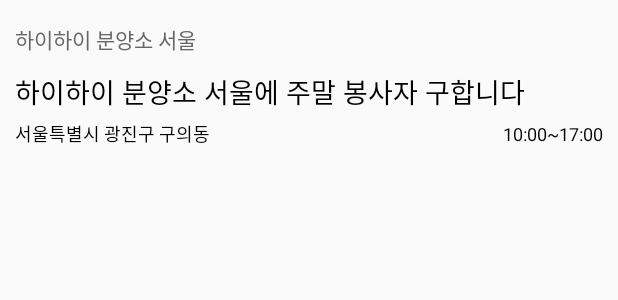
After one commit to eunhyes/gissa, an Android app: the layout listview_item.xml on its own in the app's theme, with its tools: preview values and no code run, on a phone screen of 412 x 824 dp. The commit adds this screen. Shown: the top 300 px of the screen. Run offline under Robolectric (Android 15) with nearby library versions, the phone set to English and light mode, and no system bars.

Commit message:
HomeFragment에 listview로 구인 게시글 작성, 조회 기능 추가
todo
- 구인 게시글 작성시 상세정보 추가 필요
   ㄴ 편의성을 위해 주소 추가시 우편번호 api 서비스 활용
- 게시글 클릭 시 게시글 상세정보 페이지 추가
    ㄴ 지도 api 활용 보호소 장소 조회
- 봉사자 사업체 게시글 작성 권한 차별화

```diff
--- a/app/src/main/res/layout/fragment_home.xml
+++ b/app/src/main/res/layout/fragment_home.xml
@@ -18,7 +18,7 @@
             />
 
         <Button
-            android:id="@+id/reg_button"
+            android:id="@+id/write_button"
             android:layout_width="match_parent"
             android:layout_height="wrap_content"
             android:background="#C62828"
--- /dev/null
+++ b/app/src/main/res/layout/listview_item.xml
@@ -0,0 +1,70 @@
+<?xml version="1.0" encoding="utf-8"?>
+<androidx.appcompat.widget.LinearLayoutCompat xmlns:android="http://schemas.android.com/apk/res/android"
+    xmlns:app="http://schemas.android.com/apk/res-auto"
+    xmlns:tools="http://schemas.android.com/tools"
+    android:layout_width="match_parent"
+    android:layout_height="wrap_content"
+    android:orientation="vertical"
+    android:padding="10dp"
+    >
+
+    <TextView
+        android:layout_width="match_parent"
+        android:layout_height="wrap_content"
+        android:text="하이하이 분양소 서울"
+        android:id="@+id/textview_store"
+        android:textSize="14dp"
+        android:textColor="#666666"
+        android:gravity="center_vertical"
+        android:paddingVertical="5dp"
+
+        />
+
+    <TextView
+        android:layout_width="match_parent"
+        android:layout_height="wrap_content"
+        android:text="하이하이 분양소 서울에 주말 봉사자 구합니다"
+        android:id="@+id/textview_title"
+        android:textSize="18dp"
+        android:gravity="center_vertical"
+        android:textColor="#000000"
+        android:paddingVertical="5dp"
+        />
+
+    <LinearLayout
+        android:layout_width="match_parent"
+        android:layout_height="wrap_content"
+        android:orientation="horizontal"
+        android:layout_weight="2">
+
+
+        <TextView
+            android:layout_width="wrap_content"
+            android:layout_height="wrap_content"
+            android:text="서울특별시 광진구 구의동"
+            android:id="@+id/textview_location"
+            android:textSize="12dp"
+            android:gravity="left"
+            android:textColor="#000000"
+            android:layout_weight="1"
+
+            />
+        <TextView
+            android:layout_width="wrap_content"
+            android:layout_height="wrap_content"
+            android:text="10:00~17:00"
+            android:id="@+id/textview_time"
+            android:textSize="12dp"
+            android:gravity="right"
+            android:textColor="#000000"
+
+            android:layout_weight="1"
+            />
+
+
+    </LinearLayout>
+
+
+
+
+</androidx.appcompat.widget.LinearLayoutCompat>
```
Also changed, not shown: app/src/main/AndroidManifest.xml (+7 -0 lines), app/src/main/java/com/example/animal_helpers/HomeFragment.java (+29 -20 lines), app/src/main/java/com/example/animal_helpers/JobPost.java (+2 -5 lines), app/src/main/java/com/example/animal_helpers/JobPostAdapter.java (added, +64 -0 lines), app/src/main/java/com/example/animal_helpers/WritePostActivity.java (+29 -15 lines), app/src/main/res/layout/activity_write_post.xml (+45 -1 lines).
